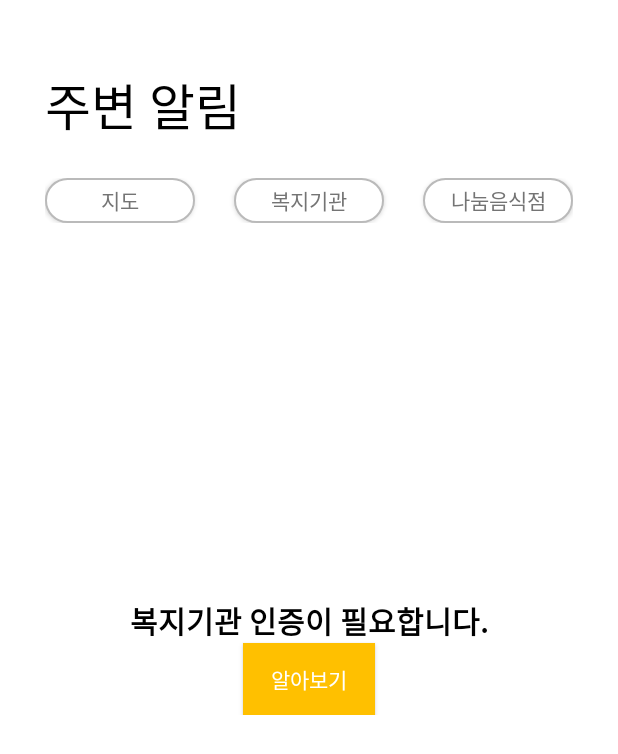
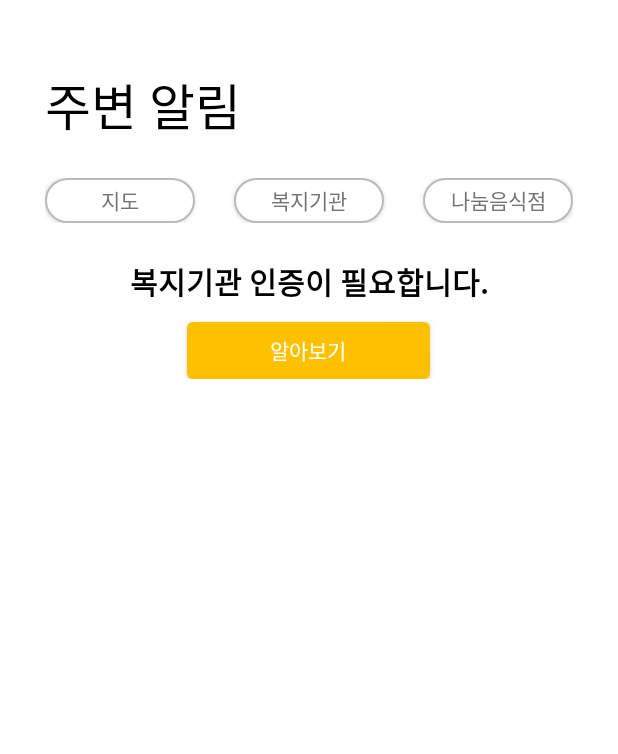
Before and after one commit to Dev-SaTu/KBSC-2022, an Android app: the layout activity_notify_map.xml on its own in the app's theme, with its tools: preview values and no code run, on a phone screen of 412 x 824 dp. Shown: the top 754 px of the screen. Run offline under Robolectric (Android 15) with nearby library versions, the phone set to English and light mode, and no system bars.

Commit message:
추가사항

```diff
--- a/MyApplication/app/src/main/res/layout/activity_login.xml
+++ b/MyApplication/app/src/main/res/layout/activity_login.xml
@@ -4,23 +4,17 @@
     xmlns:tools="http://schemas.android.com/tools"
     android:layout_width="match_parent"
     android:layout_height="match_parent"
-    android:layout_gravity="center"
     android:background="#FFC000">
 
     <ScrollView
         android:id="@+id/scrollView2"
         android:layout_width="match_parent"
         android:layout_height="match_parent"
-        android:layout_centerVertical="true"
-        app:layout_constraintBottom_toBottomOf="parent"
-        app:layout_constraintEnd_toEndOf="parent"
-        app:layout_constraintStart_toStartOf="parent"
-        app:layout_constraintTop_toTopOf="parent">
+        android:layout_centerVertical="true">
 
         <LinearLayout
             android:layout_width="match_parent"
-            android:layout_height="wrap_content"
-            android:layout_gravity="bottom"
+            android:layout_height="match_parent"
             android:gravity="center"
             android:orientation="vertical">
 
@@ -28,9 +22,6 @@
                 android:id="@+id/imageView2"
                 android:layout_width="match_parent"
                 android:layout_height="61dp"
-                android:layout_marginStart="60dp"
-                android:layout_marginEnd="60dp"
-                android:layout_gravity="center"
                 app:srcCompat="@drawable/ic_logo" />
 
             <LinearLayout
--- a/MyApplication/app/src/main/res/layout/activity_notify_map.xml
+++ b/MyApplication/app/src/main/res/layout/activity_notify_map.xml
@@ -6,17 +6,14 @@
 
     <ScrollView
         android:layout_width="match_parent"
-        android:layout_height="match_parent"
-        tools:layout_editor_absoluteX="0dp"
-        tools:layout_editor_absoluteY="0dp">
+        android:layout_height="match_parent">
 
         <LinearLayout
             android:layout_width="match_parent"
             android:layout_height="match_parent"
-            android:gravity="center"
+            android:layout_marginTop="15dp"
             android:orientation="vertical"
-            android:padding="30dp"
-            android:layout_marginTop="15dp">
+            android:padding="30dp">
 
             <TextView
                 android:layout_width="match_parent"
@@ -28,70 +25,82 @@
 
             <LinearLayout
                 android:layout_width="match_parent"
-                android:layout_height="wrap_content"
+                android:layout_height="match_parent"
                 android:layout_marginTop="24dp">
 
                 <android.widget.Button
                     android:id="@+id/map"
-                    android:minHeight="0dp"
                     android:layout_width="wrap_content"
                     android:layout_height="wrap_content"
                     android:background="@drawable/sd_btn_toggle_off"
                     android:color="@color/white"
                     android:fontFamily="@font/neo_m"
+                    android:minHeight="0dp"
                     android:text="지도"
                     android:textColor="@color/color2"></android.widget.Button>
+
                 <Space
                     android:layout_width="wrap_content"
                     android:layout_height="match_parent"
-                    android:layout_weight="1"
-                    ></Space>
+                    android:layout_weight="1"></Space>
+
                 <android.widget.Button
                     android:id="@+id/store"
-                    android:minHeight="0dp"
                     android:layout_width="wrap_content"
                     android:layout_height="wrap_content"
                     android:background="@drawable/sd_btn_toggle_off"
                     android:color="@color/white"
                     android:fontFamily="@font/neo_m"
+                    android:minHeight="0dp"
                     android:text="복지기관"
                     android:textColor="@color/color2"></android.widget.Button>
+
                 <Space
                     android:layout_width="wrap_content"
                     android:layout_height="match_parent"
-                    android:layout_weight="1"
-                    ></Space>
+                    android:layout_weight="1"></Space>
+
                 <android.widget.Button
                     android:id="@+id/welfare"
-                    android:minHeight="0dp"
                     android:layout_width="wrap_content"
                     android:layout_height="wrap_content"
                     android:background="@drawable/sd_btn_toggle_off"
                     android:color="@color/white"
                     android:fontFamily="@font/neo_m"
+                    android:minHeight="0dp"
                     android:text="나눔음식점"
                     android:textColor="@color/color2"></android.widget.Button>
             </LinearLayout>
+
+            <LinearLayout
+                android:layout_width="match_parent"
+                android:layout_height="wrap_content"
+                android:layout_gravity="center_vertical"
+                android:layout_marginTop="24dp"
+                android:orientation="vertical">
 
                 <TextView
                     android:layout_width="match_parent"
                     android:layout_height="match_parent"
                     android:layout_gravity="center"
+                    android:layout_marginTop="0dp"
                     android:gravity="center"
-                android:layout_marginTop="250dp"
-                android:textStyle="bold"
+                    android:text="복지기관 인증이 필요합니다."
+                    android:textColor="@color/black"
                     android:textSize="20sp"
-                android:textColor="@color/black"
-                android:text="복지기관 인증이 필요합니다." />
+                    android:textStyle="bold" />
 
                 <android.widget.Button
                     android:id="@+id/certify"
                     android:layout_width="wrap_content"
                     android:layout_height="wrap_content"
                     android:layout_gravity="center"
-                android:background="@color/color1"
+                    android:layout_marginTop="12dp"
+                    android:background="@drawable/sd_btn_apply"
+                    android:minHeight="0dp"
                     android:text="알아보기"
                     android:textColor="@color/white"></android.widget.Button>
+            </LinearLayout>
         </LinearLayout>
     </ScrollView>
 
```
Lines whose indentation alone changed are shown as unchanged.
